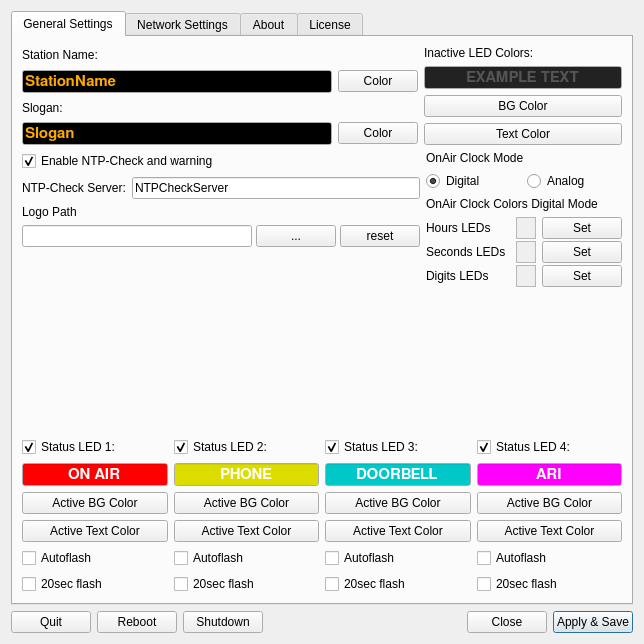
Above: settings.ui from saschaludwig/OnAirScreen before the change. Below: the same form after it.
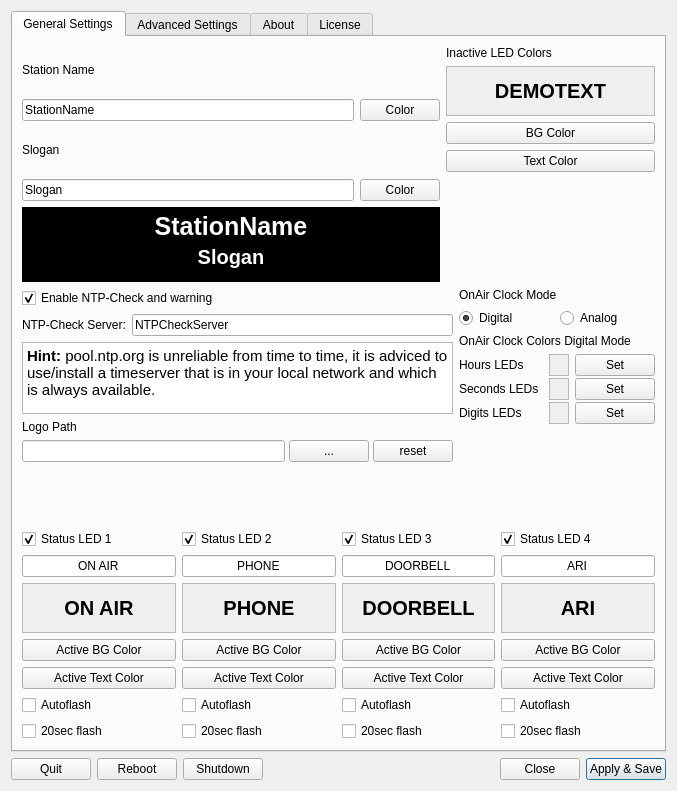
That is the form after the change. Icons and pictures are not drawn.

Patch:
```diff
--- a/settings.ui
+++ b/settings.ui
@@ -6,8 +6,8 @@
    <rect>
     <x>0</x>
     <y>0</y>
-    <width>644</width>
-    <height>644</height>
+    <width>677</width>
+    <height>791</height>
    </rect>
   </property>
   <property name="minimumSize">
@@ -46,6 +46,19 @@
        </property>
       </widget>
      </item>
+     <item>
+      <spacer name="horizontalSpacer_3">
+       <property name="orientation">
+        <enum>Qt::Horizontal</enum>
+       </property>
+       <property name="sizeHint" stdset="0">
+        <size>
+         <width>40</width>
+         <height>20</height>
+        </size>
+       </property>
+      </spacer>
+     </item>
      <item>
       <spacer name="horizontalSpacer">
        <property name="enabled">
@@ -112,7 +125,7 @@
                 <bool>true</bool>
                </property>
                <property name="text">
-                <string>Station Name:</string>
+                <string>Station Name</string>
                </property>
                <property name="buddy">
                 <cstring>StationName</cstring>
@@ -126,78 +139,6 @@
                  <property name="enabled">
                   <bool>true</bool>
                  </property>
-                 <property name="palette">
-                  <palette>
-                   <active>
-                    <colorrole role="Text">
-                     <brush brushstyle="SolidPattern">
-                      <color alpha="255">
-                       <red>255</red>
-                       <green>170</green>
-                       <blue>0</blue>
-                      </color>
-                     </brush>
-                    </colorrole>
-                    <colorrole role="Base">
-                     <brush brushstyle="SolidPattern">
-                      <color alpha="255">
-                       <red>0</red>
-                       <green>0</green>
-                       <blue>0</blue>
-                      </color>
-                     </brush>
-                    </colorrole>
-                   </active>
-                   <inactive>
-                    <colorrole role="Text">
-                     <brush brushstyle="SolidPattern">
-                      <color alpha="255">
-                       <red>255</red>
-                       <green>170</green>
-                       <blue>0</blue>
-                      </color>
-                     </brush>
-                    </colorrole>
-                    <colorrole role="Base">
-                     <brush brushstyle="SolidPattern">
-                      <color alpha="255">
-                       <red>0</red>
-                       <green>0</green>
-                       <blue>0</blue>
-                      </color>
-                     </brush>
-                    </colorrole>
-                   </inactive>
-                   <disabled>
-                    <colorrole role="Text">
-                     <brush brushstyle="SolidPattern">
-                      <color alpha="255">
-                       <red>165</red>
-                       <green>164</green>
-                       <blue>164</blue>
-                      </color>
-                     </brush>
-                    </colorrole>
-                    <colorrole role="Base">
-                     <brush brushstyle="SolidPattern">
-                      <color alpha="255">
-                       <red>244</red>
-                       <green>244</green>
-                       <blue>244</blue>
-                      </color>
-                     </brush>
-                    </colorrole>
-                   </disabled>
-                  </palette>
-                 </property>
-                 <property name="font">
-                  <font>
-                   <family>FreeSans</family>
-                   <pointsize>11</pointsize>
-                   <weight>75</weight>
-                   <bold>true</bold>
-                  </font>
-                 </property>
                  <property name="text">
                   <string>StationName</string>
                  </property>
@@ -231,7 +172,7 @@
                 <bool>true</bool>
                </property>
                <property name="text">
-                <string>Slogan:</string>
+                <string>Slogan</string>
                </property>
                <property name="buddy">
                 <cstring>Slogan</cstring>
@@ -245,78 +186,6 @@
                  <property name="enabled">
                   <bool>true</bool>
                  </property>
-                 <property name="palette">
-                  <palette>
-                   <active>
-                    <colorrole role="Text">
-                     <brush brushstyle="SolidPattern">
-                      <color alpha="255">
-                       <red>255</red>
-                       <green>170</green>
-                       <blue>0</blue>
-                      </color>
-                     </brush>
-                    </colorrole>
-                    <colorrole role="Base">
-                     <brush brushstyle="SolidPattern">
-                      <color alpha="255">
-                       <red>0</red>
-                       <green>0</green>
-                       <blue>0</blue>
-                      </color>
-                     </brush>
-                    </colorrole>
-                   </active>
-                   <inactive>
-                    <colorrole role="Text">
-                     <brush brushstyle="SolidPattern">
-                      <color alpha="255">
-                       <red>255</red>
-                       <green>170</green>
-                       <blue>0</blue>
-                      </color>
-                     </brush>
-                    </colorrole>
-                    <colorrole role="Base">
-                     <brush brushstyle="SolidPattern">
-                      <color alpha="255">
-                       <red>0</red>
-                       <green>0</green>
-                       <blue>0</blue>
-                      </color>
-                     </brush>
-                    </colorrole>
-                   </inactive>
-                   <disabled>
-                    <colorrole role="Text">
-                     <brush brushstyle="SolidPattern">
-                      <color alpha="255">
-                       <red>165</red>
-                       <green>164</green>
-                       <blue>164</blue>
-                      </color>
-                     </brush>
-                    </colorrole>
-                    <colorrole role="Base">
-                     <brush brushstyle="SolidPattern">
-                      <color alpha="255">
-                       <red>244</red>
-                       <green>244</green>
-                       <blue>244</blue>
-                      </color>
-                     </brush>
-                    </colorrole>
-                   </disabled>
-                  </palette>
-                 </property>
-                 <property name="font">
-                  <font>
-                   <family>FreeSans</family>
-                   <pointsize>11</pointsize>
-                   <weight>75</weight>
-                   <bold>true</bold>
-                  </font>
-                 </property>
                  <property name="text">
                   <string>Slogan</string>
                  </property>
@@ -342,6 +211,247 @@
              </item>
             </layout>
            </item>
+           <item>
+            <layout class="QVBoxLayout" name="nameDemoLayout">
+             <property name="spacing">
+              <number>0</number>
+             </property>
+             <item>
+              <widget class="QLabel" name="StationNameDemo">
+               <property name="minimumSize">
+                <size>
+                 <width>0</width>
+                 <height>30</height>
+                </size>
+               </property>
+               <property name="palette">
+                <palette>
+                 <active>
+                  <colorrole role="WindowText">
+                   <brush brushstyle="SolidPattern">
+                    <color alpha="255">
+                     <red>255</red>
+                     <green>255</green>
+                     <blue>255</blue>
+                    </color>
+                   </brush>
+                  </colorrole>
+                  <colorrole role="Base">
+                   <brush brushstyle="SolidPattern">
+                    <color alpha="255">
+                     <red>255</red>
+                     <green>255</green>
+                     <blue>255</blue>
+                    </color>
+                   </brush>
+                  </colorrole>
+                  <colorrole role="Window">
+                   <brush brushstyle="SolidPattern">
+                    <color alpha="255">
+                     <red>0</red>
+                     <green>0</green>
+                     <blue>0</blue>
+                    </color>
+                   </brush>
+                  </colorrole>
+                 </active>
+                 <inactive>
+                  <colorrole role="WindowText">
+                   <brush brushstyle="SolidPattern">
+                    <color alpha="255">
+                     <red>255</red>
+                     <green>255</green>
+                     <blue>255</blue>
+                    </color>
+                   </brush>
+                  </colorrole>
+                  <colorrole role="Base">
+                   <brush brushstyle="SolidPattern">
+                    <color alpha="255">
+                     <red>255</red>
+                     <green>255</green>
+                     <blue>255</blue>
+                    </color>
+                   </brush>
+                  </colorrole>
+                  <colorrole role="Window">
+                   <brush brushstyle="SolidPattern">
+                    <color alpha="255">
+                     <red>0</red>
+                     <green>0</green>
+                     <blue>0</blue>
+                    </color>
+                   </brush>
+                  </colorrole>
+                 </inactive>
+                 <disabled>
+                  <colorrole role="WindowText">
+                   <brush brushstyle="SolidPattern">
+                    <color alpha="255">
+                     <red>128</red>
+                     <green>128</green>
+                     <blue>128</blue>
+                    </color>
+                   </brush>
+                  </colorrole>
+                  <colorrole role="Base">
+                   <brush brushstyle="SolidPattern">
+                    <color alpha="255">
+                     <red>0</red>
+                     <green>0</green>
+                     <blue>0</blue>
+                    </color>
+                   </brush>
+                  </colorrole>
+                  <colorrole role="Window">
+                   <brush brushstyle="SolidPattern">
+                    <color alpha="255">
+                     <red>0</red>
+                     <green>0</green>
+                     <blue>0</blue>
+                    </color>
+                   </brush>
+                  </colorrole>
+                 </disabled>
+                </palette>
+               </property>
+               <property name="font">
+                <font>
+                 <pointsize>19</pointsize>
+                 <weight>75</weight>
+                 <bold>true</bold>
+                </font>
+               </property>
+               <property name="autoFillBackground">
+                <bool>true</bool>
+               </property>
+               <property name="text">
+                <string>StationName</string>
+               </property>
+               <property name="alignment">
+                <set>Qt::AlignCenter</set>
+               </property>
+              </widget>
+             </item>
+             <item>
+              <widget class="QLabel" name="SloganDemo">
+               <property name="palette">
+                <palette>
+                 <active>
+                  <colorrole role="WindowText">
+                   <brush brushstyle="SolidPattern">
+                    <color alpha="255">
+                     <red>255</red>
+                     <green>255</green>
+                     <blue>255</blue>
+                    </color>
+                   </brush>
+                  </colorrole>
+                  <colorrole role="Base">
+                   <brush brushstyle="SolidPattern">
+                    <color alpha="255">
+                     <red>255</red>
+                     <green>255</green>
+                     <blue>255</blue>
+                    </color>
+                   </brush>
+                  </colorrole>
+                  <colorrole role="Window">
+                   <brush brushstyle="SolidPattern">
+                    <color alpha="255">
+                     <red>0</red>
+                     <green>0</green>
+                     <blue>0</blue>
+                    </color>
+                   </brush>
+                  </colorrole>
+                 </active>
+                 <inactive>
+                  <colorrole role="WindowText">
+                   <brush brushstyle="SolidPattern">
+                    <color alpha="255">
+                     <red>255</red>
+                     <green>255</green>
+                     <blue>255</blue>
+                    </color>
+                   </brush>
+                  </colorrole>
+                  <colorrole role="Base">
+                   <brush brushstyle="SolidPattern">
+                    <color alpha="255">
+                     <red>255</red>
+                     <green>255</green>
+                     <blue>255</blue>
+                    </color>
+                   </brush>
+                  </colorrole>
+                  <colorrole role="Window">
+                   <brush brushstyle="SolidPattern">
+                    <color alpha="255">
+                     <red>0</red>
+                     <green>0</green>
+                     <blue>0</blue>
+                    </color>
+                   </brush>
+                  </colorrole>
+                 </inactive>
+                 <disabled>
+                  <colorrole role="WindowText">
+                   <brush brushstyle="SolidPattern">
+                    <color alpha="255">
+                     <red>128</red>
+                     <green>128</green>
+                     <blue>128</blue>
+                    </color>
+                   </brush>
+                  </colorrole>
+                  <colorrole role="Base">
+                   <brush brushstyle="SolidPattern">
+                    <color alpha="255">
+                     <red>0</red>
+                     <green>0</green>
+                     <blue>0</blue>
+                    </color>
+                   </brush>
+                  </colorrole>
+                  <colorrole role="Window">
+                   <brush brushstyle="SolidPattern">
+                    <color alpha="255">
+                     <red>0</red>
+                     <green>0</green>
+                     <blue>0</blue>
+                    </color>
+                   </brush>
+                  </colorrole>
+                 </disabled>
+                </palette>
+               </property>
+               <property name="font">
+                <font>
+                 <pointsize>15</pointsize>
+                 <weight>75</weight>
+                 <bold>true</bold>
+                </font>
+               </property>
+               <property name="autoFillBackground">
+                <bool>true</bool>
+               </property>
+               <property name="text">
+                <string>Slogan</string>
+               </property>
+               <property name="alignment">
+                <set>Qt::AlignHCenter|Qt::AlignTop</set>
+               </property>
+               <property name="wordWrap">
+                <bool>false</bool>
+               </property>
+               <property name="margin">
+                <number>4</number>
+               </property>
+              </widget>
+             </item>
+            </layout>
+           </item>
           </layout>
          </item>
          <item>
@@ -349,93 +459,40 @@
            <item>
             <widget class="QLabel" name="label_5">
              <property name="text">
-              <string>Inactive LED Colors:</string>
+              <string>Inactive LED Colors</string>
              </property>
             </widget>
            </item>
            <item>
-            <widget class="QLineEdit" name="LEDInactive">
-             <property name="enabled">
-              <bool>true</bool>
-             </property>
-             <property name="palette">
-              <palette>
-               <active>
-                <colorrole role="Text">
-                 <brush brushstyle="SolidPattern">
-                  <color alpha="255">
-                   <red>85</red>
-                   <green>85</green>
-                   <blue>85</blue>
-                  </color>
-                 </brush>
-                </colorrole>
-                <colorrole role="Base">
-                 <brush brushstyle="SolidPattern">
-                  <color alpha="255">
-                   <red>34</red>
-                   <green>34</green>
-                   <blue>34</blue>
-                  </color>
-                 </brush>
-                </colorrole>
-               </active>
-               <inactive>
-                <colorrole role="Text">
-                 <brush brushstyle="SolidPattern">
-                  <color alpha="255">
-                   <red>85</red>
-                   <green>85</green>
-                   <blue>85</blue>
-                  </color>
-                 </brush>
-                </colorrole>
-                <colorrole role="Base">
-                 <brush brushstyle="SolidPattern">
-                  <color alpha="255">
-                   <red>34</red>
-                   <green>34</green>
-                   <blue>34</blue>
-                  </color>
-                 </brush>
-                </colorrole>
-               </inactive>
-               <disabled>
-                <colorrole role="Text">
-                 <brush brushstyle="SolidPattern">
-                  <color alpha="255">
-                   <red>69</red>
-                   <green>69</green>
-                   <blue>69</blue>
-                  </color>
-                 </brush>
-                </colorrole>
-                <colorrole role="Base">
-                 <brush brushstyle="SolidPattern">
-                  <color alpha="255">
-                   <red>212</red>
-                   <green>208</green>
-                   <blue>200</blue>
-                  </color>
-                 </brush>
-                </colorrole>
-               </disabled>
-              </palette>
+            <widget class="QLabel" name="LEDInactive">
+             <property name="minimumSize">
+              <size>
+               <width>0</width>
+               <height>50</height>
+              </size>
              </property>
              <property name="font">
               <font>
-               <family>FreeSans</family>
-               <pointsize>11</pointsize>
+               <pointsize>15</pointsize>
                <weight>75</weight>
                <bold>true</bold>
               </font>
              </property>
+             <property name="autoFillBackground">
+              <bool>true</bool>
+             </property>
+             <property name="frameShape">
+              <enum>QFrame::StyledPanel</enum>
+             </property>
              <property name="text">
-              <string>EXAMPLE TEXT</string>
+              <string>DEMOTEXT</string>
              </property>
              <property name="alignment">
               <set>Qt::AlignCenter</set>
              </property>
+             <property name="margin">
+              <number>10</number>
+             </property>
             </widget>
            </item>
            <item>
@@ -452,6 +509,19 @@
              </property>
             </widget>
            </item>
+           <item>
+            <spacer name="verticalSpacer_5">
+             <property name="orientation">
+              <enum>Qt::Vertical</enum>
+             </property>
+             <property name="sizeHint" stdset="0">
+              <size>
+               <width>20</width>
+               <height>40</height>
+              </size>
+             </property>
+            </spacer>
+           </item>
           </layout>
          </item>
         </layout>
@@ -488,6 +558,20 @@
              </item>
             </layout>
            </item>
+           <item>
+            <widget class="QTextBrowser" name="textBrowser">
+             <property name="sizeAdjustPolicy">
+              <enum>QAbstractScrollArea::AdjustToContents</enum>
+             </property>
+             <property name="html">
+              <string>&lt;!DOCTYPE HTML PUBLIC &quot;-//W3C//DTD HTML 4.0//EN&quot; &quot;http://www.w3.org/TR/REC-html40/strict.dtd&quot;&gt;
+&lt;html&gt;&lt;head&gt;&lt;meta name=&quot;qrichtext&quot; content=&quot;1&quot; /&gt;&lt;style type=&quot;text/css&quot;&gt;
+p, li { white-space: pre-wrap; }
+&lt;/style&gt;&lt;/head&gt;&lt;body style=&quot; font-family:'.SF NS Text'; font-size:13pt; font-weight:400; font-style:normal;&quot;&gt;
+&lt;p style=&quot; margin-top:0px; margin-bottom:0px; margin-left:0px; margin-right:0px; -qt-block-indent:0; text-indent:0px;&quot;&gt;&lt;span style=&quot; font-size:11pt; font-weight:600;&quot;&gt;Hint:&lt;/span&gt;&lt;span style=&quot; font-size:11pt;&quot;&gt; pool.ntp.org is unreliable from time to time, it is adviced to use/install a timeserver that is in your local network and which is always available.&lt;/span&gt;&lt;/p&gt;&lt;/body&gt;&lt;/html&gt;</string>
+             </property>
+            </widget>
+           </item>
            <item>
             <widget class="QLabel" name="label_17">
              <property name="text">
@@ -711,7 +795,7 @@
             </layout>
            </item>
            <item>
-            <spacer name="verticalSpacer_5">
+            <spacer name="verticalSpacer_7">
              <property name="orientation">
               <enum>Qt::Vertical</enum>
              </property>
@@ -737,7 +821,7 @@
               <bool>true</bool>
              </property>
              <property name="text">
-              <string>Status LED 1:</string>
+              <string>Status LED 1</string>
              </property>
              <property name="checked">
               <bool>true</bool>
@@ -755,84 +839,47 @@
                <height>0</height>
               </size>
              </property>
-             <property name="palette">
-              <palette>
-               <active>
-                <colorrole role="Text">
-                 <brush brushstyle="SolidPattern">
-                  <color alpha="255">
-                   <red>255</red>
-                   <green>255</green>
-                   <blue>255</blue>
-                  </color>
-                 </brush>
-                </colorrole>
-                <colorrole role="Base">
-                 <brush brushstyle="SolidPattern">
-                  <color alpha="255">
-                   <red>255</red>
-                   <green>0</green>
-                   <blue>0</blue>
-                  </color>
-                 </brush>
-                </colorrole>
-               </active>
-               <inactive>
-                <colorrole role="Text">
-                 <brush brushstyle="SolidPattern">
-                  <color alpha="255">
-                   <red>255</red>
-                   <green>255</green>
-                   <blue>255</blue>
-                  </color>
-                 </brush>
-                </colorrole>
-                <colorrole role="Base">
-                 <brush brushstyle="SolidPattern">
-                  <color alpha="255">
-                   <red>255</red>
-                   <green>0</green>
-                   <blue>0</blue>
-                  </color>
-                 </brush>
-                </colorrole>
-               </inactive>
-               <disabled>
-                <colorrole role="Text">
-                 <brush brushstyle="SolidPattern">
-                  <color alpha="255">
-                   <red>165</red>
-                   <green>164</green>
-                   <blue>164</blue>
-                  </color>
-                 </brush>
-                </colorrole>
-                <colorrole role="Base">
-                 <brush brushstyle="SolidPattern">
-                  <color alpha="255">
-                   <red>244</red>
-                   <green>244</green>
-                   <blue>244</blue>
-                  </color>
-                 </brush>
-                </colorrole>
-               </disabled>
-              </palette>
+             <property name="text">
+              <string>ON AIR</string>
+             </property>
+             <property name="alignment">
+              <set>Qt::AlignCenter</set>
+             </property>
+            </widget>
+           </item>
+           <item>
+            <widget class="QLabel" name="LED1Demo">
+             <property name="minimumSize">
+              <size>
+               <width>0</width>
+               <height>50</height>
+              </size>
              </property>
              <property name="font">
               <font>
-               <family>FreeSans</family>
-               <pointsize>11</pointsize>
+               <pointsize>15</pointsize>
                <weight>75</weight>
                <bold>true</bold>
               </font>
              </property>
+             <property name="autoFillBackground">
+              <bool>true</bool>
+             </property>
+             <property name="frameShape">
+              <enum>QFrame::StyledPanel</enum>
+             </property>
+             <property name="frameShadow">
+              <enum>QFrame::Plain</enum>
+             </property>
              <property name="text">
               <string>ON AIR</string>
              </property>
              <property name="alignment">
               <set>Qt::AlignCenter</set>
              </property>
+             <property name="margin">
+              <number>10</number>
+             </property>
             </widget>
            </item>
            <item>
@@ -885,7 +932,7 @@
               <bool>true</bool>
              </property>
              <property name="text">
-              <string>Status LED 2:</string>
+              <string>Status LED 2</string>
              </property>
              <property name="checked">
               <bool>true</bool>
@@ -903,84 +950,44 @@
                <height>0</height>
               </size>
              </property>
-             <property name="palette">
-              <palette>
-               <active>
-                <colorrole role="Text">
-                 <brush brushstyle="SolidPattern">
-                  <color alpha="255">
-                   <red>255</red>
-                   <green>255</green>
-                   <blue>255</blue>
-                  </color>
-                 </brush>
-                </colorrole>
-                <colorrole role="Base">
-                 <brush brushstyle="SolidPattern">
-                  <color alpha="255">
-                   <red>220</red>
-                   <green>220</green>
-                   <blue>0</blue>
-                  </color>
-                 </brush>
-                </colorrole>
-               </active>
-               <inactive>
-                <colorrole role="Text">
-                 <brush brushstyle="SolidPattern">
-                  <color alpha="255">
-                   <red>255</red>
-                   <green>255</green>
-                   <blue>255</blue>
-                  </color>
-                 </brush>
-                </colorrole>
-                <colorrole role="Base">
-                 <brush brushstyle="SolidPattern">
-                  <color alpha="255">
-                   <red>220</red>
-                   <green>220</green>
-                   <blue>0</blue>
-                  </color>
-                 </brush>
-                </colorrole>
-               </inactive>
-               <disabled>
-                <colorrole role="Text">
-                 <brush brushstyle="SolidPattern">
-                  <color alpha="255">
-                   <red>165</red>
-                   <green>164</green>
-                   <blue>164</blue>
-                  </color>
-                 </brush>
-                </colorrole>
-                <colorrole role="Base">
-                 <brush brushstyle="SolidPattern">
-                  <color alpha="255">
-                   <red>244</red>
-                   <green>244</green>
-                   <blue>244</blue>
-                  </color>
-                 </brush>
-                </colorrole>
-               </disabled>
-              </palette>
+             <property name="text">
+              <string>PHONE</string>
+             </property>
+             <property name="alignment">
+              <set>Qt::AlignCenter</set>
+             </property>
+            </widget>
+           </item>
+           <item>
+            <widget class="QLabel" name="LED2Demo">
+             <property name="minimumSize">
+              <size>
+               <width>0</width>
+               <height>50</height>
+              </size>
              </property>
              <property name="font">
               <font>
-               <family>FreeSans</family>
-               <pointsize>11</pointsize>
+               <pointsize>15</pointsize>
                <weight>75</weight>
                <bold>true</bold>
               </font>
              </property>
+             <property name="autoFillBackground">
+              <bool>true</bool>
+             </property>
+             <property name="frameShape">
+              <enum>QFrame::StyledPanel</enum>
+             </property>
              <property name="text">
               <string>PHONE</string>
              </property>
              <property name="alignment">
               <set>Qt::AlignCenter</set>
              </property>
+             <property name="margin">
+              <number>10</number>
+             </property>
             </widget>
            </item>
            <item>
@@ -1033,7 +1040,7 @@
               <bool>true</bool>
              </property>
              <property name="text">
-              <string>Status LED 3:</string>
+              <string>Status LED 3</string>
              </property>
              <property name="checked">
               <bool>true</bool>
@@ -1051,84 +1058,44 @@
                <height>0</height>
               </size>
              </property>
-             <property name="palette">
-              <palette>
-               <active>
-                <colorrole role="Text">
-                 <brush brushstyle="SolidPattern">
-                  <color alpha="255">
-                   <red>255</red>
-                   <green>255</green>
-                   <blue>255</blue>
-                  </color>
-                 </brush>
-                </colorrole>
-                <colorrole role="Base">
-                 <brush brushstyle="SolidPattern">
-                  <color alpha="255">
-                   <red>0</red>
-                   <green>200</green>
-                   <blue>200</blue>
-                  </color>
-                 </brush>
-                </colorrole>
-               </active>
-               <inactive>
-                <colorrole role="Text">
-                 <brush brushstyle="SolidPattern">
-                  <color alpha="255">
-                   <red>255</red>
-                   <green>255</green>
-                   <blue>255</blue>
-                  </color>
-                 </brush>
-                </colorrole>
-                <colorrole role="Base">
-                 <brush brushstyle="SolidPattern">
-                  <color alpha="255">
-                   <red>0</red>
-                   <green>200</green>
-                   <blue>200</blue>
-                  </color>
-                 </brush>
-                </colorrole>
-               </inactive>
-               <disabled>
-                <colorrole role="Text">
-                 <brush brushstyle="SolidPattern">
-                  <color alpha="255">
-                   <red>165</red>
-                   <green>164</green>
-                   <blue>164</blue>
-                  </color>
-                 </brush>
-                </colorrole>
-                <colorrole role="Base">
-                 <brush brushstyle="SolidPattern">
-                  <color alpha="255">
-                   <red>244</red>
-                   <green>244</green>
-                   <blue>244</blue>
-                  </color>
-                 </brush>
-                </colorrole>
-               </disabled>
-              </palette>
+             <property name="text">
+              <string>DOORBELL</string>
+             </property>
+             <property name="alignment">
+              <set>Qt::AlignCenter</set>
+             </property>
+            </widget>
+           </item>
+           <item>
+            <widget class="QLabel" name="LED3Demo">
+             <property name="minimumSize">
+              <size>
+               <width>0</width>
+               <height>50</height>
+              </size>
              </property>
              <property name="font">
               <font>
-               <family>FreeSans</family>
-               <pointsize>11</pointsize>
+               <pointsize>15</pointsize>
                <weight>75</weight>
                <bold>true</bold>
               </font>
              </property>
+             <property name="autoFillBackground">
+              <bool>true</bool>
+             </property>
+             <property name="frameShape">
+              <enum>QFrame::StyledPanel</enum>
+             </property>
              <property name="text">
               <string>DOORBELL</string>
              </property>
              <property name="alignment">
               <set>Qt::AlignCenter</set>
              </property>
+             <property name="margin">
+              <number>10</number>
+             </property>
             </widget>
            </item>
            <item>
@@ -1181,7 +1148,7 @@
               <bool>true</bool>
              </property>
              <property name="text">
-              <string>Status LED 4:</string>
+              <string>Status LED 4</string>
              </property>
              <property name="checked">
               <bool>true</bool>
@@ -1199,84 +1166,44 @@
                <height>0</height>
               </size>
              </property>
-             <property name="palette">
-              <palette>
-               <active>
-                <colorrole role="Text">
-                 <brush brushstyle="SolidPattern">
-                  <color alpha="255">
-                   <red>255</red>
-                   <green>255</green>
-                   <blue>255</blue>
-                  </color>
-                 </brush>
-                </colorrole>
-                <colorrole role="Base">
-                 <brush brushstyle="SolidPattern">
-                  <color alpha="255">
-                   <red>255</red>
-                   <green>0</green>
-                   <blue>255</blue>
-                  </color>
-                 </brush>
-                </colorrole>
-               </active>
-               <inactive>
-                <colorrole role="Text">
-                 <brush brushstyle="SolidPattern">
-                  <color alpha="255">
-                   <red>255</red>
-                   <green>255</green>
-                   <blue>255</blue>
-                  </color>
-                 </brush>
-                </colorrole>
-                <colorrole role="Base">
-                 <brush brushstyle="SolidPattern">
-                  <color alpha="255">
-                   <red>255</red>
-                   <green>0</green>
-                   <blue>255</blue>
-                  </color>
-                 </brush>
-                </colorrole>
-               </inactive>
-               <disabled>
-                <colorrole role="Text">
-                 <brush brushstyle="SolidPattern">
-                  <color alpha="255">
-                   <red>165</red>
-                   <green>164</green>
-                   <blue>164</blue>
-                  </color>
-                 </brush>
-                </colorrole>
-                <colorrole role="Base">
-                 <brush brushstyle="SolidPattern">
-                  <color alpha="255">
-                   <red>244</red>
-                   <green>244</green>
-                   <blue>244</blue>
-                  </color>
-                 </brush>
-                </colorrole>
-               </disabled>
-              </palette>
+             <property name="text">
+              <string>ARI</string>
+             </property>
+             <property name="alignment">
+              <set>Qt::AlignCenter</set>
+             </property>
+            </widget>
+           </item>
+           <item>
+            <widget class="QLabel" name="LED4Demo">
+             <property name="minimumSize">
+              <size>
+               <width>0</width>
+               <height>50</height>
+              </size>
              </property>
              <property name="font">
               <font>
-               <family>FreeSans</family>
-               <pointsize>11</pointsize>
+               <pointsize>15</pointsize>
                <weight>75</weight>
                <bold>true</bold>
               </font>
              </property>
+             <property name="autoFillBackground">
+              <bool>true</bool>
+             </property>
+             <property name="frameShape">
+              <enum>QFrame::StyledPanel</enum>
+             </property>
              <property name="text">
               <string>ARI</string>
              </property>
              <property name="alignment">
               <set>Qt::AlignCenter</set>
              </property>
+             <property name="margin">
+              <number>10</number>
+             </property>
             </widget>
            </item>
            <item>
@@ -1327,7 +1254,7 @@
      </widget>
      <widget class="QWidget" name="tab">
       <attribute name="title">
-       <string>Network Settings</string>
+       <string>Advanced Settings</string>
       </attribute>
       <layout class="QGridLayout" name="gridLayout_2">
        <item row="0" column="0">
```
Left out of the diff: 266 changed lines with no effect on the pictures.
